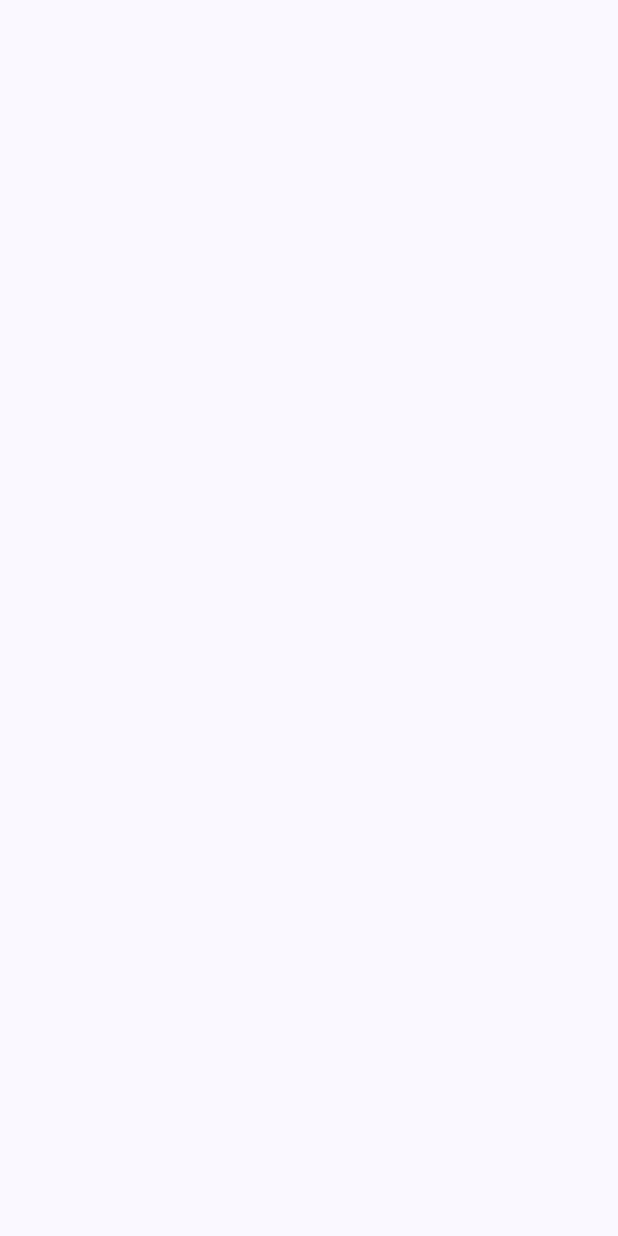
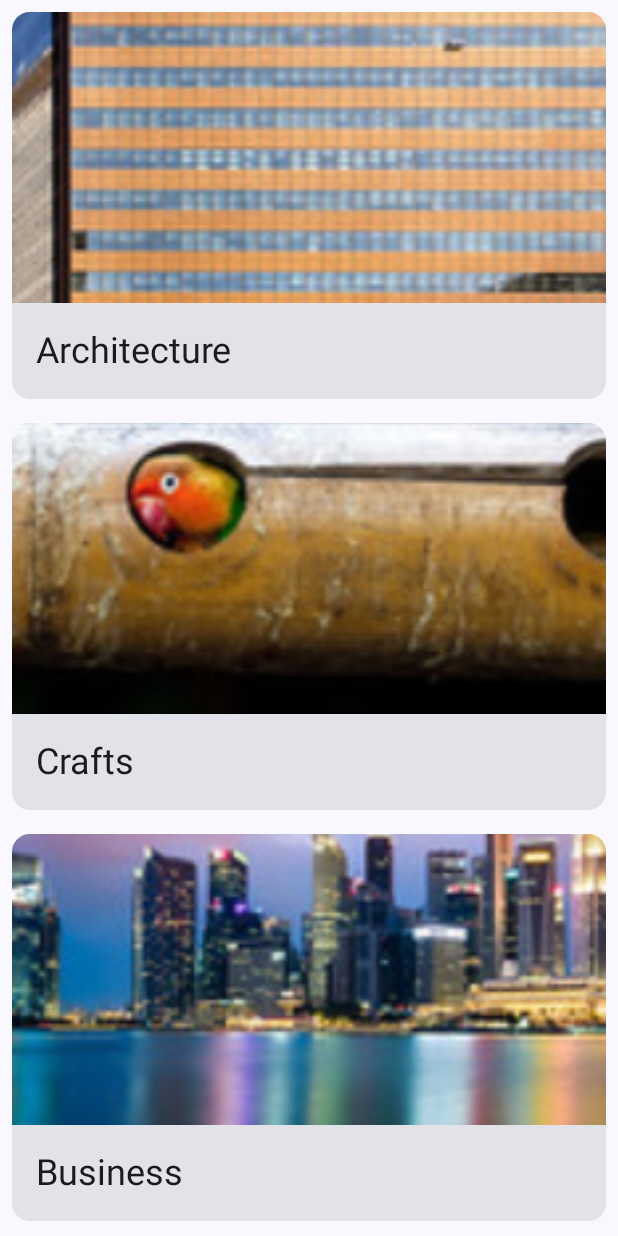
Before and after one commit to AntonVzdor/PracticalWork, an Android app built with Jetpack Compose: the screen it shows after launch (MainActivity), on a phone screen of 412 x 824 dp. Before the commit the screen is empty. Run offline under Robolectric (Android 15) with nearby library versions, the phone set to English and light mode, and no system bars.

Commit message:
добавлена первый вариант верстки, сделан по примеру из теории

```diff
--- a/app/src/main/java/com/example/practicalwork/MainActivity.kt
+++ b/app/src/main/java/com/example/practicalwork/MainActivity.kt
@@ -4,13 +4,27 @@ import android.os.Bundle
 import androidx.activity.ComponentActivity
 import androidx.activity.compose.setContent
 import androidx.activity.enableEdgeToEdge
+import androidx.compose.foundation.Image
+import androidx.compose.foundation.layout.Column
 import androidx.compose.foundation.layout.fillMaxSize
+import androidx.compose.foundation.layout.fillMaxWidth
+import androidx.compose.foundation.layout.height
+import androidx.compose.foundation.layout.padding
+import androidx.compose.foundation.lazy.LazyColumn
+import androidx.compose.foundation.lazy.items
+import androidx.compose.material3.Card
 import androidx.compose.material3.MaterialTheme
 import androidx.compose.material3.Surface
 import androidx.compose.material3.Text
 import androidx.compose.runtime.Composable
 import androidx.compose.ui.Modifier
+import androidx.compose.ui.layout.ContentScale
+import androidx.compose.ui.platform.LocalContext
+import androidx.compose.ui.res.painterResource
 import androidx.compose.ui.tooling.preview.Preview
+import androidx.compose.ui.unit.dp
+import com.example.practicalwork.data.Datasource
+import com.example.practicalwork.model.Courses
 import com.example.practicalwork.ui.theme.PracticalWorkTheme
 
 class MainActivity : ComponentActivity() {
@@ -22,19 +36,58 @@ class MainActivity : ComponentActivity() {
                 Surface(
                     modifier = Modifier.fillMaxSize(),
                     color = MaterialTheme.colorScheme.background){
-
+                    CoursesApp()
                 }
             }
         }
     }
 }
 
+@Composable
+fun CoursesApp() {
+    CoursesList(
+        coursesList = Datasource().loadCourses(),
+    )
+}
+
+@Composable
+fun CoursesList(coursesList: List<Courses>, modifier: Modifier = Modifier) {
+    LazyColumn(modifier = modifier) {
+        items(coursesList) { courses ->
+            CoursesCard(
+                courses = courses,
+                modifier = Modifier.padding(8.dp)
+            )
+        }
+    }
+}
+
+@Composable
+fun CoursesCard(
+    courses: Courses, modifier: Modifier = Modifier
+){
+    Card(modifier = modifier) {
+        Column {
+Image(painter = painterResource(id = courses.imageResourceId),
+    contentDescription = null,
+    modifier = Modifier
+        .fillMaxWidth()
+        .height(194.dp),
+    contentScale = ContentScale.Crop)
+            Text(
+                text = LocalContext.current.getString(courses.stringResourceId),
+                modifier = Modifier.padding(16.dp),
+                style = MaterialTheme.typography.headlineSmall
+            )
+        }
+}
+}
 
 
 @Preview(showBackground = true)
 @Composable
 fun GreetingPreview() {
     PracticalWorkTheme {
-
+        CoursesApp()
     }
 }
--- /dev/null
+++ b/app/src/main/java/com/example/practicalwork/data/DataSource.kt
@@ -0,0 +1,26 @@
+package com.example.practicalwork.data
+
+import com.example.practicalwork.R
+import com.example.practicalwork.model.Courses
+
+
+class Datasource {
+    fun loadCourses(): List<Courses> {
+        return listOf<Courses>(
+            Courses(R.string.architecture, 58, R.drawable.architecture),
+            Courses(R.string.crafts, 121, R.drawable.crafts),
+            Courses(R.string.business, 78, R.drawable.business),
+            Courses(R.string.culinary, 118, R.drawable.culinary),
+            Courses(R.string.design, 423, R.drawable.design),
+            Courses(R.string.fashion, 92, R.drawable.fashion),
+            Courses(R.string.film, 165, R.drawable.film),
+            Courses(R.string.gaming, 164, R.drawable.gaming),
+            Courses(R.string.drawing, 326, R.drawable.drawing),
+            Courses(R.string.lifestyle, 305, R.drawable.lifestyle),
+            Courses(R.string.music, 212, R.drawable.music),
+            Courses(R.string.painting, 172, R.drawable.painting),
+            Courses(R.string.photography, 321, R.drawable.photography),
+            Courses(R.string.tech, 118, R.drawable.tech)
+        )
+    }
+}
--- /dev/null
+++ b/app/src/main/java/com/example/practicalwork/model/Courses.kt
@@ -0,0 +1,10 @@
+package com.example.practicalwork.model
+
+import androidx.annotation.DrawableRes
+import androidx.annotation.StringRes
+
+data class Courses(
+    @StringRes val stringResourceId: Int,
+    val numberResourceId: Int,
+    @DrawableRes val imageResourceId: Int
+)
```
